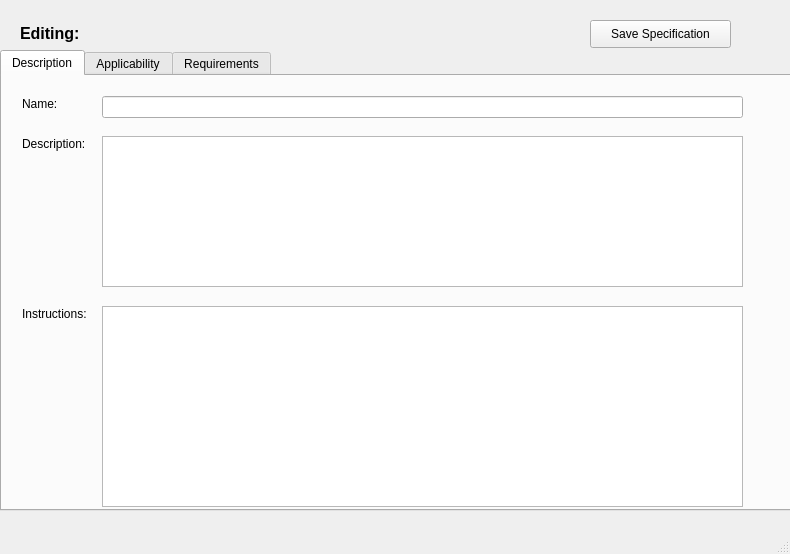
This is GUI_Windows/idsEditor_spec_editor.ui in ivanfelipeib/Masterarbeit as Qt 5 draws it before an edit. The edited form follows.
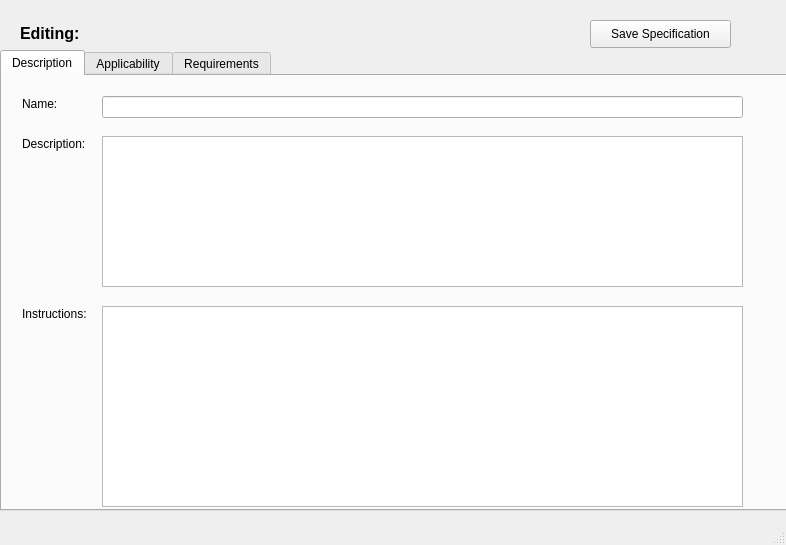
This is the edited form. The open tabs and pages were chosen to show the change. Custom widgets are drawn as their Qt base class.

```diff
--- a/GUI_Windows/idsEditor_spec_editor.ui
+++ b/GUI_Windows/idsEditor_spec_editor.ui
@@ -6,8 +6,8 @@
    <rect>
     <x>0</x>
     <y>0</y>
-    <width>790</width>
-    <height>554</height>
+    <width>786</width>
+    <height>545</height>
    </rect>
   </property>
   <property name="windowTitle">
```
Left out of the diff: 2 changed lines with no effect on the pictures.
